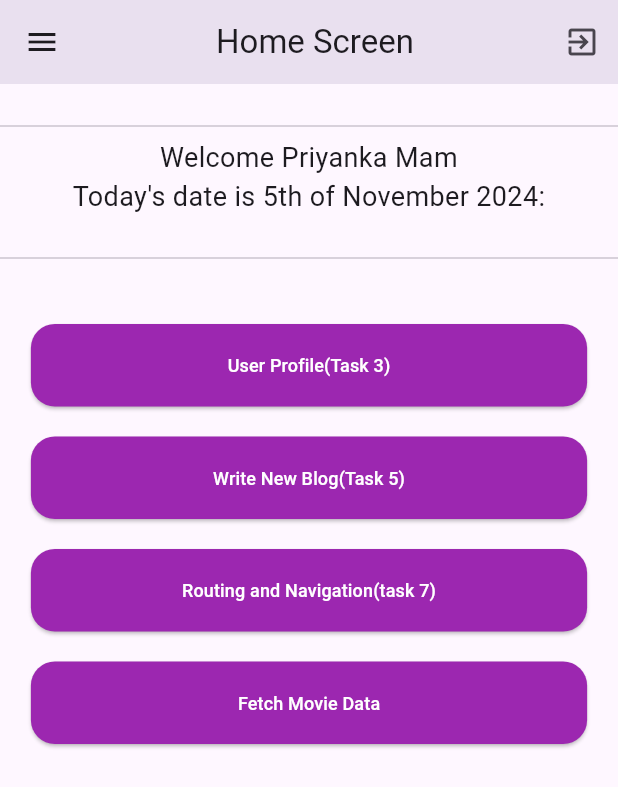
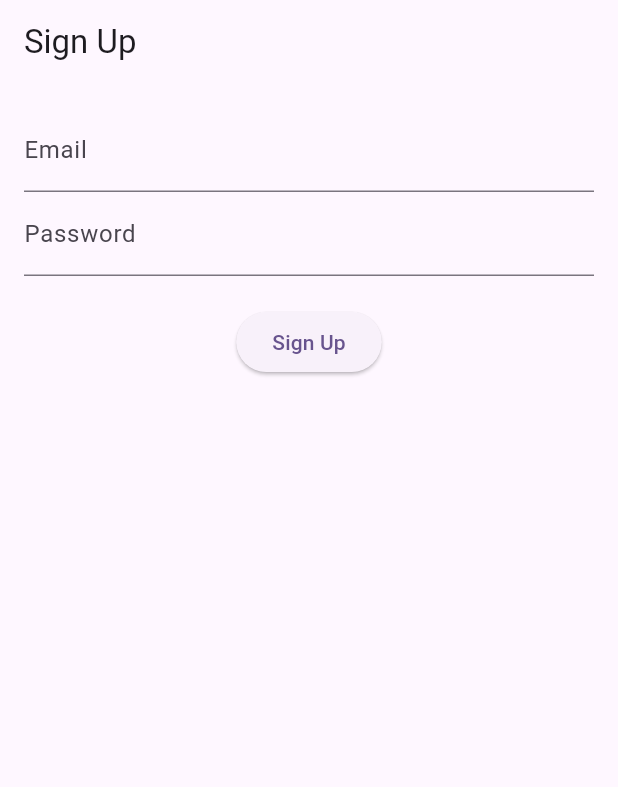
Before and after one commit to ShashankKadam1994/flutter_project, a Flutter app: the screen it shows after launch, on a phone screen of 412 x 824 dp. Shown: the top 787 px of the screen. Run offline on Flutter 3.47's test engine with Material 3 defaults, Android fonts, the phone set to English and light mode, and no system bars; our stand-ins replace connectivity_plus, email_validator, firebase_auth, firebase_core, form_validator, shared_preferences and 2 more; accounts and stored records are empty.

Commit message:
firebase auth

```diff
--- /dev/null
+++ b/lib/Task_15/widgets/signup.dart
@@ -0,0 +1,88 @@
+import 'package:flutter/material.dart';
+import 'package:flutter_task1/Task_15/widgets/signin.dart';
+import '../../services/auth_service.dart';
+
+class SignUp extends StatefulWidget {
+  const SignUp({super.key});
+
+  @override
+  State<SignUp> createState() => _SignUpState();
+}
+
+class _SignUpState extends State<SignUp> {
+  final _formKey = GlobalKey<FormState>();
+  final _emailController = TextEditingController();
+  final _passwordController = TextEditingController();
+
+  @override
+  Widget build(BuildContext context) {
+    return Scaffold(
+      appBar: AppBar(
+        title: Text('Sign Up'),
+      ),
+      body: Padding(
+        padding: const EdgeInsets.all(16.0),
+        child: Form(
+          key: _formKey,
+          child: Column(
+            children: [
+              TextFormField(
+                controller: _emailController,
+                decoration: InputDecoration(labelText: 'Email'),
+                validator: (value) {
+                  if (value == null || value.isEmpty) return 'Please enter your email';
+                  if (!RegExp(r'^[^@]+@[^@]+\.[^@]+').hasMatch(value)) return 'Enter a valid email';
+                  return null;
+                },
+              ),
+              TextFormField(
+                controller: _passwordController,
+                decoration: InputDecoration(labelText: 'Password'),
+                obscureText: true,
+                validator: (value) {
+                  if (value == null || value.isEmpty) return 'Please enter your password';
+                  if (value.length < 6) return 'Password must be at least 6 characters';
+                  return null;
+                },
+              ),
+              SizedBox(height: 20),
+              ElevatedButton(
+                onPressed: () async {
+                  if (_formKey.currentState!.validate()) {
+                    try {
+                      await AuthService().signUpWithEmailPassword(
+                        _emailController.text,
+                        _passwordController.text,
+                      );
+                      // Show success message
+                      ScaffoldMessenger.of(context).showSnackBar(
+                        SnackBar(content: Text('Sign-up successful!')),
+
+                      );
+                      // Navigate to another page, such as the sign-in page
+                      // Navigator.pushReplacementNamed(context, '/signin');
+
+                      Navigator.pushReplacement(
+                        context,
+                        // MaterialPageRoute(builder: (context) => const Login()),
+                        // MaterialPageRoute(builder: (context) => const Dashbord()) ,
+                        MaterialPageRoute(builder: (context) => const SignIn()) ,
+                      );
+
+                    } catch (e) {
+                      // Show error message if sign-up fails
+                      ScaffoldMessenger.of(context).showSnackBar(
+                        SnackBar(content: Text('Sign-up failed: $e')),
+                      );
+                    }
+                  }
+                },
+                child: Text('Sign Up'),
+              ),
+            ],
+          ),
+        ),
+      ),
+    );
+  }
+}
--- a/lib/router.dart
+++ b/lib/router.dart
@@ -4,6 +4,9 @@ import 'package:flutter_task1/Task_1/hello_profile.dart';
 import 'package:flutter_task1/Task_3/user_dashbord.dart';
 import 'package:flutter_task1/Task_5/dynamic_list.dart';
 import 'package:flutter_task1/Task_7/blog_page.dart';
+import 'package:flutter_task1/Task_15/widgets/signup.dart';
+import 'package:flutter_task1/Task_15/widgets/signin.dart';
+
 import 'package:flutter_task1/home.dart';
 import 'package:flutter_task1/homeNew.dart';
 import 'package:flutter_task1/login.dart';
@@ -20,12 +23,13 @@ class AppRoutes {
   static const String userDashboard = "userDashboard";
   static const String dynamicList = "dynamicList";
   static const String homeNew = "homeNew";
-
+  static const String signup = "signup";
+  static const String signIn = "signIn";
 
   static Route<dynamic>? generateRoute(RouteSettings settings) {
     switch (settings.name) {
       case home:
-        return MaterialPageRoute(builder: (_) => HomePage());//HelloProfile
+        return MaterialPageRoute(builder: (_) => HomePage()); //HelloProfile
       case helloWord:
         return MaterialPageRoute(builder: (_) => HelloProfile());
       case login:
@@ -43,6 +47,11 @@ class AppRoutes {
         return MaterialPageRoute(builder: (_) => UserDashbord());
       case homeNew:
         return MaterialPageRoute(builder: (_) => Homenew());
+      case signup:
+        return MaterialPageRoute(builder: (_) => SignUp());
+
+      case signIn:
+        return MaterialPageRoute(builder: (_) => SignIn());
       default:
         return null;
     }
--- /dev/null
+++ b/lib/services/auth_service.dart
@@ -0,0 +1,34 @@
+import 'package:firebase_auth/firebase_auth.dart';
+
+class AuthService {
+  final FirebaseAuth _auth = FirebaseAuth.instance;
+
+  // Sign up method
+  Future<User?> signUpWithEmailPassword(String email, String password) async {
+    try {
+      UserCredential userCredential = await _auth.createUserWithEmailAndPassword(
+          email: email, password: password);
+      return userCredential.user;
+    } catch (e) {
+      print("Error signing up: $e");
+      return null;
+    }
+  }
+
+  // Sign-in method
+  Future<User?> signInWithEmailPassword(String email, String password) async {
+    try {
+      UserCredential userCredential = await _auth.signInWithEmailAndPassword(
+          email: email, password: password);
+      return userCredential.user;
+    } catch (e) {
+      print("Error signing in: $e");
+      return null;
+    }
+  }
+
+  // Sign out method
+  Future<void> signOut() async {
+    await _auth.signOut();
+  }
+}
--- a/pubspec.yaml
+++ b/pubspec.yaml
@@ -47,9 +47,11 @@ dependencies:
   open_filex: ^4.5.0
   universal_html: ^2.2.4
   connectivity_plus: ^4.0.0
+
   # shared_preferences: ^2.3.2
 
-
+  firebase_core: ^2.5.0
+  firebase_auth: ^4.20.0
 
 
 
```
Also changed, not shown: lib/Task_15/widgets/signin.dart (added, +96 -0 lines), lib/homeNew.dart (+18 -0 lines), lib/main.dart (+22 -0 lines), lib/splash_screen.dart (+39 -1 lines), pubspec.lock, 3 other files.
